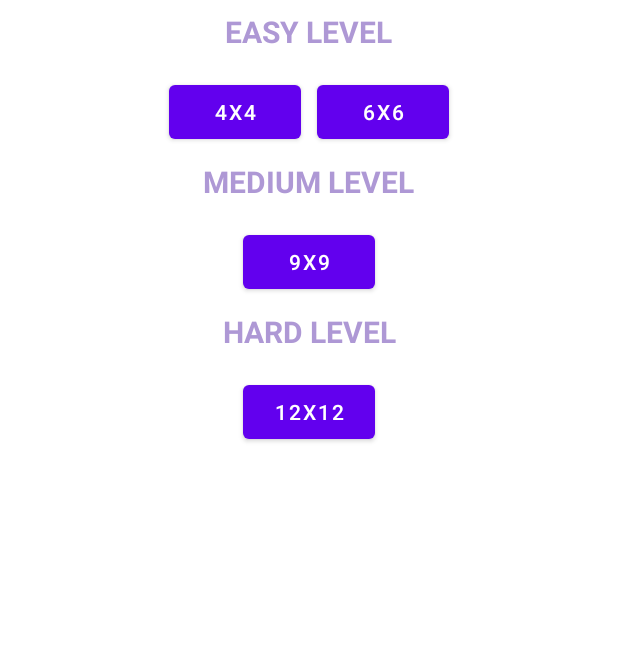
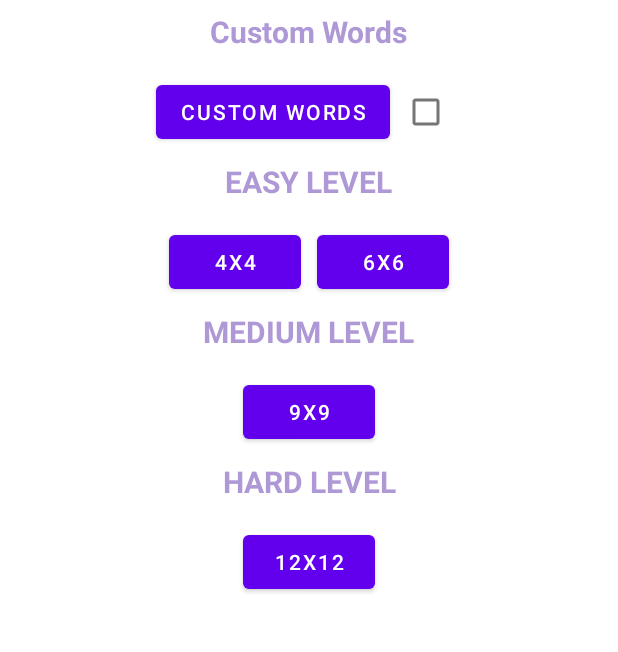
Before and after one commit to Hytherist/Sudoku-Vocab, an Android app: the screen it shows after launch (MainMenuActivity), on a phone screen of 412 x 824 dp, the part 139-791 px from its top. Run offline under Robolectric (Android 15) with nearby library versions, the phone set to English and light mode, and no system bars.

Commit message:
adding custom words

```diff
--- a/app/build.gradle
+++ b/app/build.gradle
@@ -27,6 +27,12 @@ android {
         sourceCompatibility JavaVersion.VERSION_1_9
         targetCompatibility JavaVersion.VERSION_1_9
     }
+
+    sourceSets {
+        main {
+            res.srcDirs = ['src/main/res', 'src/main/res/raw']
+        }
+    }
 }
 
 spotless {
--- a/app/src/main/AndroidManifest.xml
+++ b/app/src/main/AndroidManifest.xml
@@ -25,6 +25,11 @@
             android:configChanges="orientation|screenSize"
             android:exported="true">
         </activity>
+
+        <activity
+            android:name=".controller.CustomWordsActivity"
+            android:exported="true">
+        </activity>
     </application>
 
 </manifest>
--- a/app/src/main/java/com/foxtrot/sudoku/controller/MainMenuActivity.java
+++ b/app/src/main/java/com/foxtrot/sudoku/controller/MainMenuActivity.java
@@ -2,20 +2,47 @@ package com.foxtrot.sudoku.controller;
 
 import android.content.Intent;
 import android.os.Bundle;
+import android.view.View;
 import android.widget.Button;
+import android.widget.CheckBox;
+import android.widget.CompoundButton;
+
 import androidx.appcompat.app.AppCompatActivity;
 import com.foxtrot.sudoku.R;
+import com.foxtrot.sudoku.model.AppConstants;
 import com.foxtrot.sudoku.model.BoardSize;
 
 public class MainMenuActivity extends AppCompatActivity {
 
     public static final String BOARD_SIZE_TAG = "board_size";
 
+    private CheckBox checkBox;
+
     @Override
     protected void onCreate(Bundle savedInstanceState) {
         super.onCreate(savedInstanceState);
         setContentView(R.layout.activity_main_menu);
         displayMainMenuButtons();
+        checkBox = findViewById(R.id.custom_words_checkbox);
+        checkBox.setChecked(AppConstants.useCustomWords);
+
+        // Call the setUseCustomWords method whenever the checkbox state changes
+        checkBox.setOnCheckedChangeListener(new CompoundButton.OnCheckedChangeListener() {
+            @Override
+            public void onCheckedChanged(CompoundButton buttonView, boolean isChecked) {
+                AppConstants.setUseCustomWords(isChecked);
+            }
+        });
+    }
+
+    public void onCheckboxClicked(View view) {
+        boolean checked = ((CheckBox) view).isChecked();
+
+        switch (view.getId()) {
+            case R.id.custom_words_checkbox:
+                AppConstants.setUseCustomWords(checked);
+                break;
+        }
     }
 
     private void displayMainMenuButtons() {
@@ -46,5 +73,12 @@ public class MainMenuActivity extends AppCompatActivity {
             intent.putExtra(BOARD_SIZE_TAG, BoardSize._12X12.name());
             startActivity(intent);
         });
+
+        Button customButton = (Button) findViewById(R.id.button_custom);
+        customButton.setOnClickListener(view -> {
+            Intent intent = new Intent(MainMenuActivity.this, CustomWordsActivity.class);
+            startActivity(intent);
+        });
     }
+
 }
--- a/app/src/main/java/com/foxtrot/sudoku/model/Board.java
+++ b/app/src/main/java/com/foxtrot/sudoku/model/Board.java
@@ -9,6 +9,11 @@ public class Board {
     private int[][] values;
 
     public Board(BoardSize boardSize) {
+
+        if (boardSize == null) {
+            throw new IllegalArgumentException("Board size cannot be null.");
+        }
+
         this.size = boardSize.getSize();
         values = new int[size][size];
     }
--- a/app/src/main/java/com/foxtrot/sudoku/model/BoardSize.java
+++ b/app/src/main/java/com/foxtrot/sudoku/model/BoardSize.java
@@ -9,7 +9,6 @@ public enum BoardSize {
     private final int size;
     private final int gridRowSize;
     private final int gridColSize;
-
     private final int textSize;
 
     BoardSize(int size, int gridRowSize, int gridColSize, int textSize) {
@@ -31,5 +30,7 @@ public enum BoardSize {
         return gridColSize;
     }
 
-    public int getTextSize() { return textSize;}
+    public int getTextSize() {
+        return textSize;
+    }
 }
--- a/app/src/main/res/layout/activity_main_menu.xml
+++ b/app/src/main/res/layout/activity_main_menu.xml
@@ -20,11 +20,49 @@
         android:textStyle="bold" />
 
     <TextView
+        android:id="@+id/Custom_text"
+        android:layout_width="wrap_content"
+        android:layout_height="wrap_content"
+        android:layout_marginStart="32dp"
+        android:layout_marginTop="100dp"
+        android:layout_marginEnd="32dp"
+        android:gravity="center"
+        android:text="@string/Custom"
+        android:layout_centerHorizontal="true"
+        android:textColor="#AE98D5"
+        android:textSize="20sp"
+        android:textStyle="bold" />
+
+    <LinearLayout
+        android:layout_width="match_parent"
+        android:layout_height="wrap_content"
+        android:layout_below="@id/Custom_text"
+        android:layout_marginTop="16dp"
+        android:orientation="horizontal"
+        android:gravity="center">
+
+        <Button
+            android:id="@+id/button_custom"
+            android:layout_width="wrap_content"
+            android:layout_height="wrap_content"
+            android:text="@string/Custom"/>
+
+        <CheckBox
+            android:id="@+id/custom_words_checkbox"
+            android:layout_width="wrap_content"
+            android:layout_height="wrap_content"
+            android:checked="false"
+            android:onClick="onCheckboxClicked"/>
+
+
+    </LinearLayout>
+
+    <TextView
         android:id="@+id/Easy_text"
         android:layout_width="wrap_content"
         android:layout_height="wrap_content"
         android:layout_marginStart="32dp"
-        android:layout_marginTop="100dp"
+        android:layout_marginTop="200dp"
         android:layout_marginEnd="32dp"
         android:gravity="center"
         android:text="@string/easy_level"
@@ -64,7 +102,7 @@
         android:layout_width="wrap_content"
         android:layout_height="wrap_content"
         android:layout_marginStart="32dp"
-        android:layout_marginTop="200dp"
+        android:layout_marginTop="300dp"
         android:layout_marginEnd="32dp"
         android:gravity="center"
         android:text="@string/medium_level"
@@ -94,7 +132,7 @@
         android:layout_width="wrap_content"
         android:layout_height="wrap_content"
         android:layout_marginStart="32dp"
-        android:layout_marginTop="300dp"
+        android:layout_marginTop="400dp"
         android:layout_marginEnd="32dp"
         android:gravity="center"
         android:text="@string/hard_level"
```
Also changed, not shown: app/src/main/java/com/foxtrot/sudoku/controller/CustomWordsActivity.java (added, +178 -0 lines), app/src/main/java/com/foxtrot/sudoku/controller/SudokuActivity.java (+4 -5 lines), app/src/main/java/com/foxtrot/sudoku/model/AppConstants.java (added, +9 -0 lines), app/src/main/java/com/foxtrot/sudoku/model/Game.java (+27 -5 lines), app/src/main/res/default.txt (added, +12 -0 lines), app/src/main/res/default_words.txt (added, +12 -0 lines), app/src/main/res/layout/activity_custom_word.xml (added, +61 -0 lines), app/src/main/res/raw/default_words.txt (added, +12 -0 lines), app/src/main/res/values/strings.xml (+8 -0 lines), app/src/main/res/custom_words.txt (added), app/src/main/res/raw/custom_words.txt (added), 1 other file.
